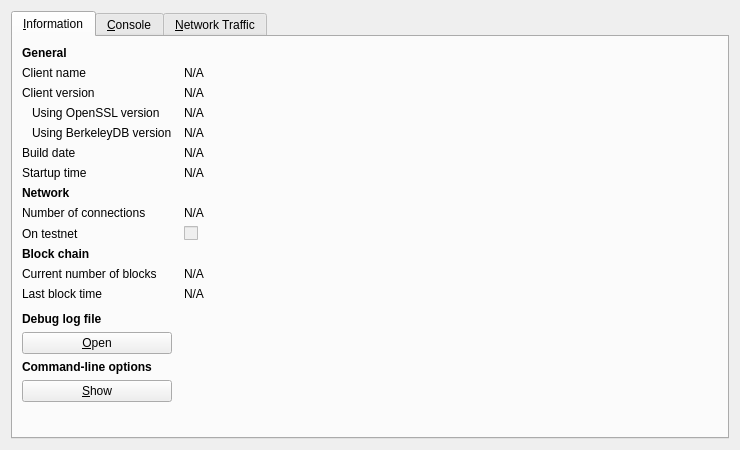
This is src/qt/forms/rpcconsole.ui in bayerman-rol/eMark as Qt 5 draws it before an edit. The edited form follows.
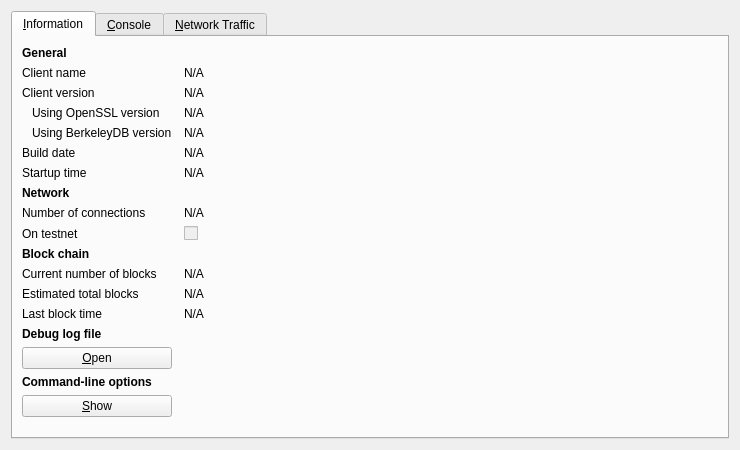
This is the edited form. Icons and pictures are not drawn. Custom widgets are drawn as their Qt base class.

Commit message:
add "Estimated total blocks"
add totalBlocks...

cPeerBlockCounts
GetNumBlocksOfPeers();

```diff
--- a/src/qt/forms/rpcconsole.ui
+++ b/src/qt/forms/rpcconsole.ui
@@ -276,12 +276,12 @@
        <item row="12" column="0">
         <widget class="QLabel" name="label_2">
          <property name="text">
-          <string>Last block time</string>
+          <string>Estimated total blocks</string>
          </property>
         </widget>
        </item>
        <item row="12" column="1">
-        <widget class="QLabel" name="lastBlockTime">
+        <widget class="QLabel" name="totalBlocks">
          <property name="cursor">
           <cursorShape>IBeamCursor</cursorShape>
          </property>
@@ -297,6 +297,29 @@
         </widget>
        </item>
        <item row="13" column="0">
+        <widget class="QLabel" name="labelLastBlockTime">
+         <property name="text">
+          <string>Last block time</string>
+         </property>
+        </widget>
+       </item>
+       <item row="13" column="1">
+        <widget class="QLabel" name="lastBlockTime">
+         <property name="cursor">
+          <cursorShape>IBeamCursor</cursorShape>
+         </property>
+         <property name="text">
+          <string>N/A</string>
+         </property>
+         <property name="textFormat">
+          <enum>Qt::PlainText</enum>
+         </property>
+         <property name="textInteractionFlags">
+          <set>Qt::LinksAccessibleByMouse|Qt::TextSelectableByKeyboard|Qt::TextSelectableByMouse</set>
+         </property>
+        </widget>
+       </item>
+       <item row="14" column="0">
         <spacer name="verticalSpacer_2">
          <property name="orientation">
           <enum>Qt::Vertical</enum>
@@ -309,7 +332,7 @@
          </property>
         </spacer>
        </item>
-       <item row="14" column="0">
+       <item row="15" column="0">
         <widget class="QLabel" name="labelDebugLogfile">
          <property name="font">
           <font>
@@ -322,7 +345,7 @@
          </property>
         </widget>
        </item>
-       <item row="15" column="0">
+       <item row="16" column="0">
         <widget class="QPushButton" name="openDebugLogfileButton">
          <property name="toolTip">
           <string>Open the eMark debug log file from the current data directory. This can take a few seconds for large log files.</string>
@@ -335,7 +358,7 @@
          </property>
         </widget>
        </item>
-       <item row="16" column="0">
+       <item row="17" column="0">
         <widget class="QLabel" name="labelCLOptions">
          <property name="font">
           <font>
@@ -348,7 +371,7 @@
          </property>
         </widget>
        </item>
-       <item row="17" column="0">
+       <item row="18" column="0">
         <widget class="QPushButton" name="showCLOptionsButton">
          <property name="toolTip">
           <string>Show the eMark-Qt help message to get a list with possible command-line options.</string>
@@ -361,7 +384,7 @@
          </property>
         </widget>
        </item>
-       <item row="18" column="0">
+       <item row="19" column="0">
         <spacer name="verticalSpacer">
          <property name="orientation">
           <enum>Qt::Vertical</enum>
```
Left out of the diff: 2 changed lines with no effect on the pictures. The commit also changes 10 other files.
